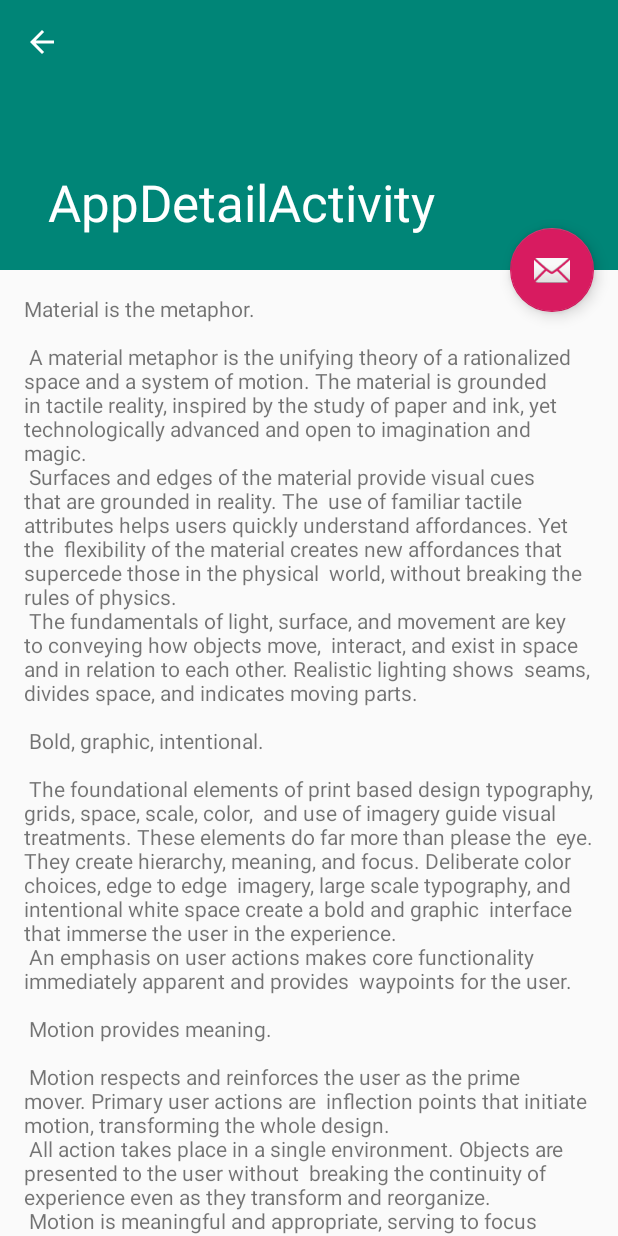
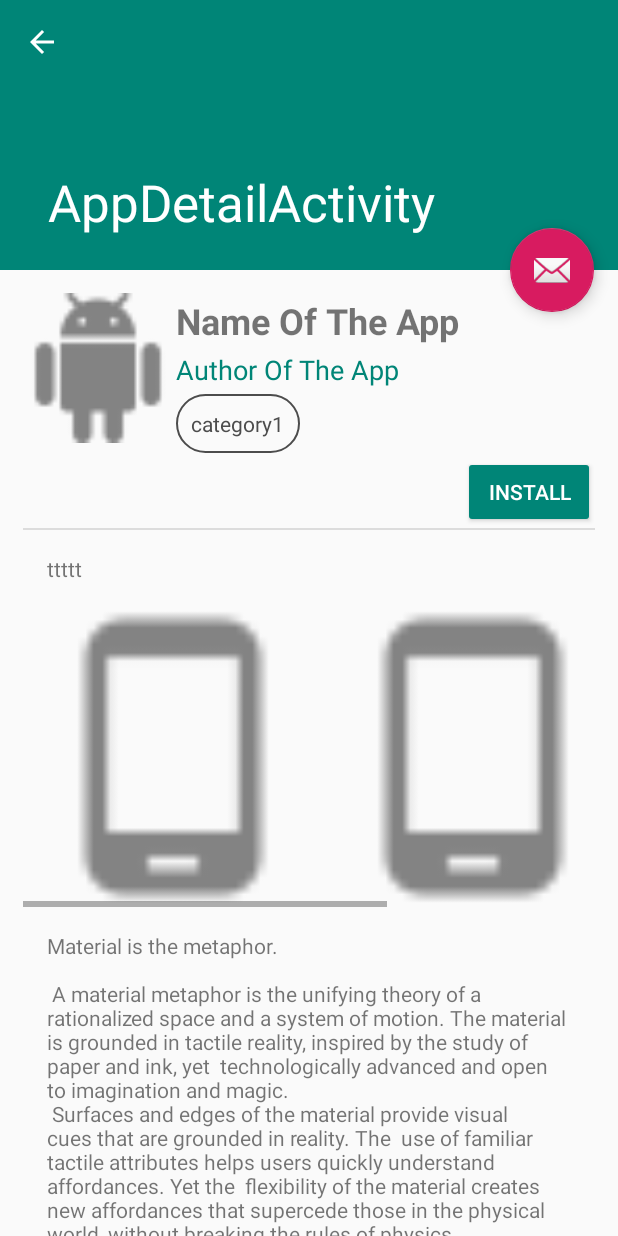
Before and after one commit to ar-/gdroidclient, an Android app: the AppDetailActivity screen opened directly, with no data from a screen before it, on a phone screen of 412 x 824 dp. Run offline under Robolectric (Android 15) with nearby library versions, the phone set to English and light mode, and no system bars; our stand-ins replace Room's generated code; network calls fail; pictures from the network do not load; 2 statements that could not run were skipped.

Commit message:
advancing layout of app-detail-view

```diff
--- a/app/src/main/java/org/gdroid/gdroid/AppBeanAdapter.java
+++ b/app/src/main/java/org/gdroid/gdroid/AppBeanAdapter.java
@@ -1,7 +1,6 @@
 package org.gdroid.gdroid;
 
 import android.app.Activity;
-import android.arch.persistence.room.util.StringUtil;
 import android.content.Context;
 import android.content.Intent;
 import android.support.v7.widget.PopupMenu;
@@ -31,6 +30,7 @@ public class AppBeanAdapter extends RecyclerView.Adapter<AppBeanAdapter.MyViewHo
     }
 
     public class MyViewHolder extends RecyclerView.ViewHolder {
+        public String appId;
         public TextView title, count;
         public ImageView thumbnail, overflow;
 
@@ -46,7 +46,7 @@ public class AppBeanAdapter extends RecyclerView.Adapter<AppBeanAdapter.MyViewHo
                 @Override
                 public void onClick(View v) {
                     Intent myIntent = new Intent(activity, AppDetailActivity.class);
-                    //myIntent.putExtra("key", value); //Optional parameters
+                    myIntent.putExtra("appId", appId);
                     activity.startActivity(myIntent);
 
                 }
@@ -64,7 +64,7 @@ public class AppBeanAdapter extends RecyclerView.Adapter<AppBeanAdapter.MyViewHo
     @Override
     public MyViewHolder onCreateViewHolder(ViewGroup parent, int viewType) {
         View itemView = LayoutInflater.from(parent.getContext())
-                .inflate(R.layout.album_card, parent, false);
+                .inflate(R.layout.app_card, parent, false);
 
         return new MyViewHolder(itemView);
     }
@@ -72,6 +72,7 @@ public class AppBeanAdapter extends RecyclerView.Adapter<AppBeanAdapter.MyViewHo
     @Override
     public void onBindViewHolder(final MyViewHolder holder, int position) {
         ApplicationBean applicationBean = applicationBeanList.get(position);
+        holder.appId = applicationBean.id;
         holder.title.setText(applicationBean.getName());
         holder.count.setText(applicationBean.getStars() + " ★");
 
--- a/app/src/main/java/org/gdroid/gdroid/AppDetailActivity.java
+++ b/app/src/main/java/org/gdroid/gdroid/AppDetailActivity.java
@@ -1,11 +1,18 @@
 package org.gdroid.gdroid;
 
+import android.arch.persistence.room.Room;
 import android.os.Bundle;
+import android.support.design.widget.CollapsingToolbarLayout;
 import android.support.design.widget.FloatingActionButton;
 import android.support.design.widget.Snackbar;
 import android.support.v7.app.AppCompatActivity;
 import android.support.v7.widget.Toolbar;
 import android.view.View;
+
+import com.bumptech.glide.Glide;
+
+import org.gdroid.gdroid.beans.AppDatabase;
+import org.gdroid.gdroid.beans.ApplicationBean;
 
 public class AppDetailActivity extends AppCompatActivity {
 
@@ -14,6 +21,7 @@ public class AppDetailActivity extends AppCompatActivity {
         super.onCreate(savedInstanceState);
         setContentView(R.layout.activity_app_detail);
         Toolbar toolbar = (Toolbar) findViewById(R.id.toolbar);
+        CollapsingToolbarLayout toolbarLayout = findViewById(R.id.toolbar_layout);
         setSupportActionBar(toolbar);
 
         FloatingActionButton fab = (FloatingActionButton) findViewById(R.id.fab);
@@ -25,5 +33,18 @@ public class AppDetailActivity extends AppCompatActivity {
             }
         });
         getSupportActionBar().setDisplayHomeAsUpEnabled(true);
+
+        String appId = getIntent().getStringExtra("appId");
+
+        AppDatabase db = Room.databaseBuilder(getApplicationContext(), AppDatabase.class, AppDatabase.db).allowMainThreadQueries().build();
+        ApplicationBean app = db.appDao().getApplicationBean(appId);
+        toolbar.setTitle(app.name);
+        toolbarLayout.setTitle(app.name);
+
+//        if (applicationBean.icon != null) {
+//            Glide.with(mContext).load("https://f-droid.org/repo/icons-640/"+applicationBean.icon).into(holder.thumbnail);
+//        }
+
+
     }
 }
--- a/app/src/main/java/org/gdroid/gdroid/MainActivity.java
+++ b/app/src/main/java/org/gdroid/gdroid/MainActivity.java
@@ -46,6 +46,7 @@ public class MainActivity extends AppCompatActivity
     protected void onCreate(Bundle savedInstanceState) {
         super.onCreate(savedInstanceState);
         setContentView(R.layout.activity_main);
+        findViewById(R.id.loadingPanel).setVisibility(View.GONE);
         Toolbar toolbar = (Toolbar) findViewById(R.id.toolbar);
         setSupportActionBar(toolbar);
 
--- a/app/src/main/java/org/gdroid/gdroid/beans/SimpleApplicationDao.java
+++ b/app/src/main/java/org/gdroid/gdroid/beans/SimpleApplicationDao.java
@@ -19,6 +19,9 @@ public interface SimpleApplicationDao {
     @Query("SELECT * FROM ApplicationBean ORDER BY added DESC LIMIT :limit")
     public ApplicationBean[] getLastAdded(int limit);
 
+    @Query("SELECT * FROM ApplicationBean WHERE id = :id LIMIT 1")
+    public ApplicationBean getApplicationBean(String id);
+
     @Insert(onConflict = OnConflictStrategy.REPLACE)
     public void insertApplicationBeans(ApplicationBean... ApplicationBeans);
 
--- a/app/src/main/java/org/gdroid/gdroid/tasks/DownloadXmlTask.java
+++ b/app/src/main/java/org/gdroid/gdroid/tasks/DownloadXmlTask.java
@@ -48,8 +48,7 @@ public class DownloadXmlTask extends AsyncTask<String, Void, List<ApplicationBea
             try {
                 ret = loadXmlFromNetwork(urls[0]);
 
-                AppDatabase db = Room.databaseBuilder(mContext,
-                        AppDatabase.class, AppDatabase.db).build();
+                AppDatabase db = Room.databaseBuilder(mContext, AppDatabase.class, AppDatabase.db).build();
 
                 for (ApplicationBean ab: ret) {
                     db.appDao().insertApplicationBeans(ab);
--- /dev/null
+++ b/app/src/main/res/drawable/rounded_corner.xml
@@ -0,0 +1,16 @@
+<?xml version="1.0" encoding="utf-8"?>
+<shape xmlns:android="http://schemas.android.com/apk/res/android" >
+   <stroke
+          android:width="1dp"
+          android:color="@color/album_title" />
+
+   <!--<solid android:color="#ffffff" />-->
+
+   <padding
+           android:left="1dp"
+           android:right="1dp"
+           android:bottom="1dp"
+           android:top="1dp" />
+
+   <corners android:radius="50dp" />
+</shape>
--- a/app/src/main/res/layout/album_card.xml
+++ b/app/src/main/res/layout/app_card.xml
@@ -16,12 +16,12 @@
         android:clickable="true"
         android:layout_marginLeft="@dimen/my_cardview_margin"
         android:layout_marginRight="@dimen/my_cardview_margin"
-        android:minWidth="220dp"
-        android:maxWidth="220dp"
+        android:minWidth="190dp"
+        android:maxWidth="190dp"
         card_view:cardCornerRadius="@dimen/card_album_radius">
 
         <RelativeLayout
-            android:layout_width="220dp"
+            android:layout_width="190dp"
             android:layout_height="match_parent"
             >
 
--- a/app/src/main/res/layout/content_app_detail.xml
+++ b/app/src/main/res/layout/content_app_detail.xml
@@ -8,10 +8,131 @@
     tools:context=".AppDetailActivity"
     tools:showIn="@layout/activity_app_detail">
 
-    <TextView
-        android:layout_width="wrap_content"
+    <LinearLayout
+        android:layout_width="match_parent"
         android:layout_height="wrap_content"
-        android:layout_margin="@dimen/text_margin"
-        android:text="@string/large_text" />
+        android:orientation="vertical"
+        android:padding="15dp"
+        >
+
+        <LinearLayout
+            android:layout_width="match_parent"
+            android:layout_height="wrap_content">
+
+            <ImageView
+                android:layout_width="wrap_content"
+                android:layout_height="wrap_content"
+                android:src="@drawable/ic_app_icon"
+                android:minHeight="100dp"
+                android:minWidth="100dp"
+                />
+
+            <LinearLayout
+                android:layout_width="match_parent"
+                android:layout_height="wrap_content"
+                android:orientation="vertical"
+                >
+
+                <TextView
+                    android:layout_width="wrap_content"
+                    android:layout_height="wrap_content"
+                    android:layout_margin="2dp"
+                    android:text="Name Of The App"
+                    android:textSize="24sp"
+                    android:textStyle="bold" />
+
+                <TextView
+                    android:layout_width="wrap_content"
+                    android:layout_height="wrap_content"
+                    android:layout_margin="2dp"
+                    android:text="Author Of The App"
+                    android:textColor="@color/colorPrimary"
+                    android:textSize="18sp" />
+
+                <LinearLayout
+                    android:layout_width="match_parent"
+                    android:layout_height="wrap_content">
+
+                    <TextView
+                        android:layout_width="wrap_content"
+                        android:layout_height="wrap_content"
+                        android:layout_margin="2dp"
+                        android:background="@drawable/rounded_corner"
+                        android:padding="10dp"
+                        android:text="category1"
+                        android:textColor="@color/album_title"
+                        android:textSize="14sp" />
+
+                </LinearLayout>
+
+            </LinearLayout>
+        </LinearLayout>
+
+        <Button
+            android:layout_width="wrap_content"
+            android:layout_height="wrap_content"
+            android:text="@string/action_install"
+            android:layout_alignParentRight="true"
+            android:layout_gravity="right"
+            android:backgroundTint="@color/colorPrimary"
+            android:textColor="#ffffffff"
+            />
+
+        <View
+            android:id="@+id/divider"
+            android:layout_width="match_parent"
+            android:layout_height="1dp"
+            android:background="?android:attr/listDivider" />
+
+        <TextView
+            android:layout_width="wrap_content"
+            android:layout_height="wrap_content"
+            android:layout_margin="@dimen/text_margin"
+            android:text="ttttt" />
+
+        <HorizontalScrollView
+            android:layout_width="match_parent"
+            android:layout_height="match_parent">
+
+            <LinearLayout
+                android:layout_width="wrap_content"
+                android:layout_height="match_parent"
+                android:orientation="horizontal" >
+
+                <ImageView
+                    android:layout_width="wrap_content"
+                    android:layout_height="wrap_content"
+                    android:src="@drawable/ic_phone"
+                    android:minHeight="200dp"
+                    android:minWidth="200dp"
+                    />
+                <ImageView
+                    android:layout_width="wrap_content"
+                    android:layout_height="wrap_content"
+                    android:src="@drawable/ic_phone"
+                    android:minHeight="200dp"
+                    android:minWidth="200dp"
+                    />
+                <ImageView
+                    android:layout_width="wrap_content"
+                    android:layout_height="wrap_content"
+                    android:src="@drawable/ic_phone"
+                    android:minHeight="200dp"
+                    android:minWidth="200dp"
+                    />
+
+
+            </LinearLayout>
+        </HorizontalScrollView>
+
+        <TextView
+            android:layout_width="wrap_content"
+            android:layout_height="wrap_content"
+            android:layout_margin="@dimen/text_margin"
+            android:text="@string/large_text" />
+
+
+    </LinearLayout>
+
 
 </android.support.v4.widget.NestedScrollView>
```
Also changed, not shown: app/src/main/res/drawable-hdpi/ic_app_icon.png (added), app/src/main/res/drawable-hdpi/ic_phone.png (added), app/src/main/res/drawable-mdpi/ic_app_icon.png (added), app/src/main/res/drawable-mdpi/ic_phone.png (added), app/src/main/res/drawable-xhdpi/ic_app_icon.png (added), app/src/main/res/drawable-xhdpi/ic_phone.png (added), app/src/main/res/drawable-xxhdpi/ic_app_icon.png (added), app/src/main/res/drawable-xxhdpi/ic_phone.png (added), app/src/main/res/drawable-xxxhdpi/ic_app_icon.png (added), app/src/main/res/drawable-xxxhdpi/ic_phone.png (added).
